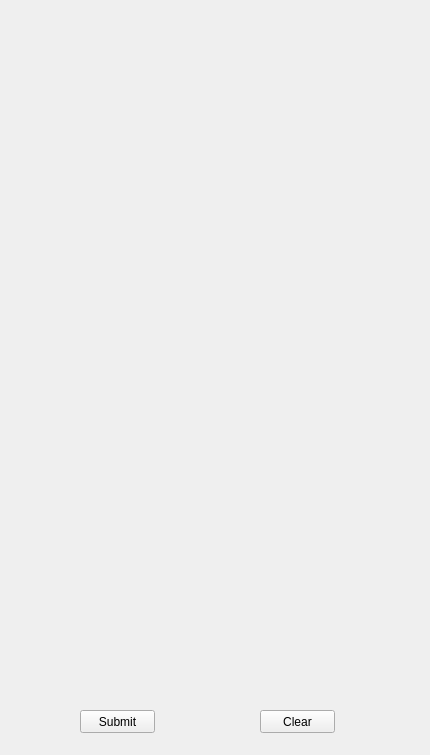
Before: the Qt Designer form board.ui in Choo-Choo15/Mastermind-Project, drawn with Qt 5.
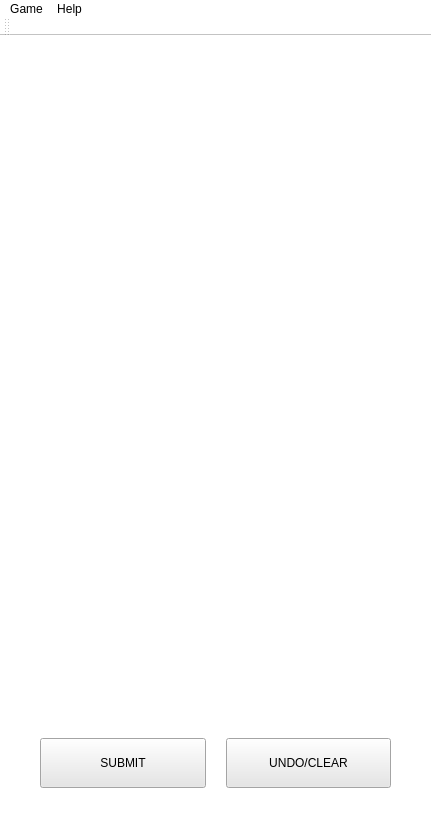
After: the same form once the commit is applied.

```diff
--- a/board.ui
+++ b/board.ui
@@ -1,45 +1,146 @@
 <?xml version="1.0" encoding="UTF-8"?>
 <ui version="4.0">
  <class>board</class>
- <widget class="QWidget" name="board">
+ <widget class="QMainWindow" name="board">
   <property name="geometry">
    <rect>
     <x>0</x>
     <y>0</y>
-    <width>430</width>
-    <height>755</height>
+    <width>431</width>
+    <height>822</height>
    </rect>
   </property>
   <property name="windowTitle">
    <string>Form</string>
   </property>
-  <widget class="QPushButton" name="Submit">
+  <property name="styleSheet">
+   <string notr="true">selection-color: rgb(255, 0, 0);
+background-color: rgb(255, 255, 255);
+gridline-color: rgb(0, 0, 0);</string>
+  </property>
+  <widget class="QWidget" name="centralWidget">
+   <widget class="QWidget" name="horizontalLayoutWidget">
+    <property name="geometry">
+     <rect>
+      <x>20</x>
+      <y>702</y>
+      <width>391</width>
+      <height>61</height>
+     </rect>
+    </property>
+    <layout class="QHBoxLayout" name="horizontalLayout" stretch="0,0">
+     <property name="spacing">
+      <number>20</number>
+     </property>
+     <property name="sizeConstraint">
+      <enum>QLayout::SetDefaultConstraint</enum>
+     </property>
+     <property name="leftMargin">
+      <number>20</number>
+     </property>
+     <property name="topMargin">
+      <number>0</number>
+     </property>
+     <property name="rightMargin">
+      <number>20</number>
+     </property>
+     <item>
+      <widget class="QPushButton" name="submitButton">
+       <property name="sizePolicy">
+        <sizepolicy hsizetype="Minimum" vsizetype="Preferred">
+         <horstretch>0</horstretch>
+         <verstretch>0</verstretch>
+        </sizepolicy>
+       </property>
+       <property name="styleSheet">
+        <string notr="true">background-color: rgb(230, 230, 230);</string>
+       </property>
+       <property name="text">
+        <string>SUBMIT</string>
+       </property>
+      </widget>
+     </item>
+     <item>
+      <widget class="QPushButton" name="clearButton">
+       <property name="sizePolicy">
+        <sizepolicy hsizetype="Minimum" vsizetype="Preferred">
+         <horstretch>0</horstretch>
+         <verstretch>0</verstretch>
+        </sizepolicy>
+       </property>
+       <property name="styleSheet">
+        <string notr="true">background-color: rgb(230, 230, 230);</string>
+       </property>
+       <property name="text">
+        <string>UNDO/CLEAR</string>
+       </property>
+      </widget>
+     </item>
+    </layout>
+   </widget>
+  </widget>
+  <widget class="QMenuBar" name="menuBar">
    <property name="geometry">
     <rect>
-     <x>80</x>
-     <y>710</y>
-     <width>75</width>
-     <height>23</height>
+     <x>0</x>
+     <y>0</y>
+     <width>431</width>
+     <height>21</height>
     </rect>
    </property>
+   <widget class="QMenu" name="menuGame">
+    <property name="title">
+     <string>Game</string>
+    </property>
+    <addaction name="actionNew_Game"/>
+    <addaction name="separator"/>
+    <addaction name="actionExit"/>
+   </widget>
+   <widget class="QMenu" name="menuHelp">
+    <property name="title">
+     <string>Help</string>
+    </property>
+    <addaction name="actionInstructions"/>
+    <addaction name="actionAbout"/>
+    <addaction name="actionAbout_Qt"/>
+   </widget>
+   <addaction name="menuGame"/>
+   <addaction name="menuHelp"/>
+  </widget>
+  <widget class="QToolBar" name="mainToolBar">
+   <attribute name="toolBarArea">
+    <enum>TopToolBarArea</enum>
+   </attribute>
+   <attribute name="toolBarBreak">
+    <bool>false</bool>
+   </attribute>
+  </widget>
+  <widget class="QStatusBar" name="statusBar"/>
+  <action name="actionNew_Game">
    <property name="text">
-    <string>Submit</string>
+    <string>New Game</string>
    </property>
-  </widget>
-  <widget class="QPushButton" name="Clear">
-   <property name="geometry">
-    <rect>
-     <x>260</x>
-     <y>710</y>
-     <width>75</width>
-     <height>23</height>
-    </rect>
+  </action>
+  <action name="actionExit">
+   <property name="text">
+    <string>Exit</string>
    </property>
    <property name="text">
-    <string>Clear</string>
+    <string>Instructions</string>
    </property>
-  </widget>
+  </action>
+  <action name="actionAbout">
+   <property name="text">
+    <string>About</string>
+   </property>
+  </action>
+  <action name="actionAbout_Qt">
+   <property name="text">
+    <string>About Qt</string>
+   </property>
+  </action>
  </widget>
+ <layoutdefault spacing="6" margin="11"/>
  <resources/>
  <connections/>
 </ui>
```
Left out of the diff: 4 changed lines with no effect on the pictures.
